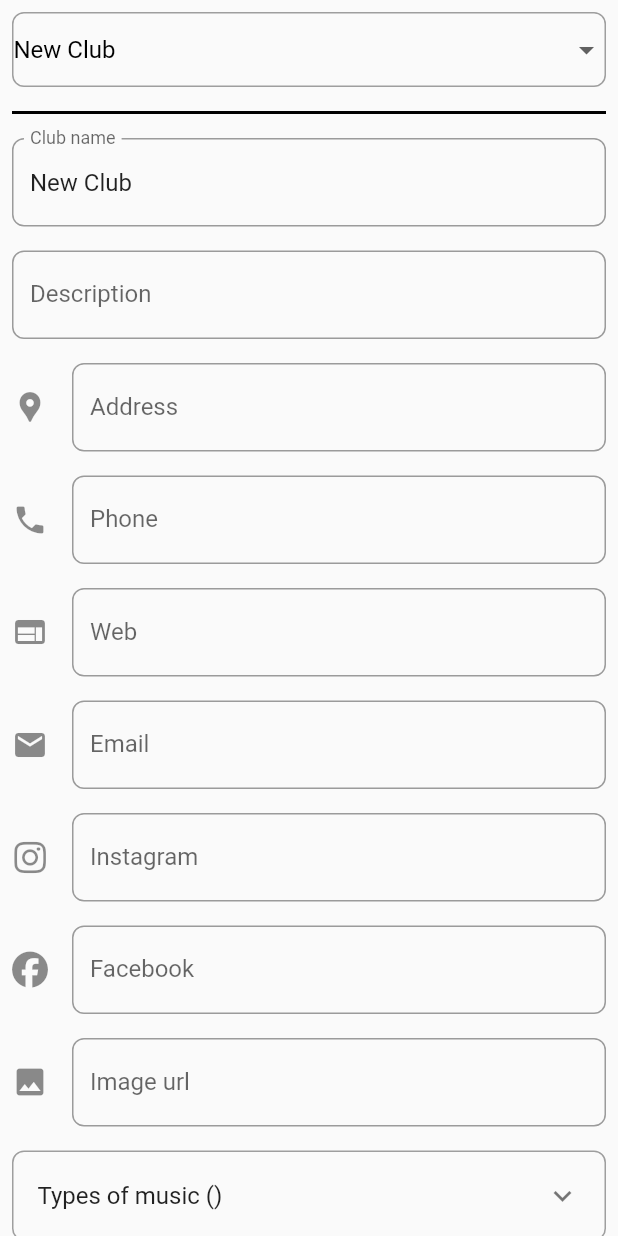
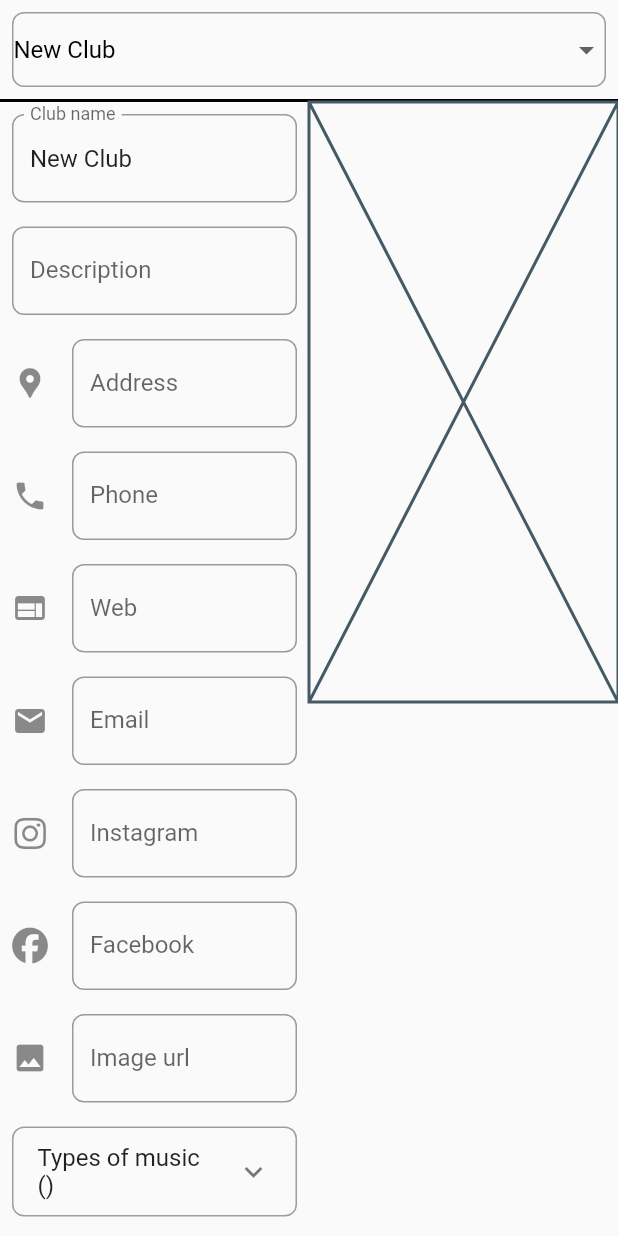
Before and after one commit to kfranic1/Nightlife, a Flutter app: the AdminPage widget shown alone on an empty page, opened directly, on a phone screen of 412 x 824 dp. Run offline on Flutter 3.47's test engine with Material 2 defaults, Android fonts, the phone set to English and light mode, and no system bars; our stand-ins replace cached_network_image, cloud_firestore, firebase_core, font_awesome_flutter, url_strategy; accounts and stored records are empty; statements that could not run were skipped.

Commit message:
Refactor admin page
Make review page a part of admin page

```diff
--- a/lib/model/review.dart
+++ b/lib/model/review.dart
@@ -4,7 +4,7 @@ import '../enums/aspect.dart';
 
 class Review {
   DateTime date = DateTime.now();
-  Map<Aspect, AspectReview> aspectReviews = {for (var element in Aspect.values) element: AspectReview(description: '', score: 1)};
+  Map<Aspect, AspectReview> aspectReviews = {for (var element in Aspect.values) element: AspectReview(description: '', score: 0)};
 
   double get score => aspectReviews.values.fold<double>(0, (previousValue, element) => previousValue + element.score) / Aspect.values.length;
 
--- /dev/null
+++ b/lib/pages/admin_page/admin_page.dart
@@ -0,0 +1,65 @@
+import 'package:flutter/material.dart';
+import 'package:nightlife/pages/admin_page/reviewPage/review_page.dart';
+import 'package:provider/provider.dart';
+
+import '../../enums/contact.dart';
+import '../../helpers/club_list.dart';
+import '../../model/club.dart';
+import '../../widgets/club_dropdown.dart';
+import 'club_edit_page.dart';
+
+class AdminPage extends StatefulWidget {
+  const AdminPage({super.key});
+
+  @override
+  State<AdminPage> createState() => _AdminPageState();
+}
+
+class _AdminPageState extends State<AdminPage> {
+  Club _club = Club(
+    id: '',
+    name: 'New Club',
+    description: '',
+    location: '',
+    typeOfMusic: [],
+    contacts: {for (var element in Contact.values) element: null},
+    review: null,
+    imageUrl: '',
+  );
+
+  late List<Club> clubs;
+  late List<bool> typeOfMusicSelected;
+  @override
+  void initState() {
+    super.initState();
+    clubs = List.from(context.read<ClubList>().clubs);
+    clubs.add(_club);
+  }
+
+  @override
+  Widget build(BuildContext context) {
+    return ListView(
+      children: [
+        Padding(
+          padding: const EdgeInsets.all(8.0),
+          child: ClubDropdown(
+            club: _club,
+            clubs: clubs,
+            onChanged: (Club? club) => setState(() => _club = club!),
+          ),
+        ),
+        const Divider(height: 2, thickness: 2, color: Colors.black),
+        Provider.value(
+          value: _club,
+          child: Row(
+            crossAxisAlignment: CrossAxisAlignment.start,
+            children: const [
+              Expanded(child: ClubEditPage()),
+              Expanded(child: ReviewPage()),
+            ],
+          ),
+        ),
+      ],
+    );
+  }
+}
--- a/lib/pages/admin_page.dart
+++ b/lib/pages/admin_page/club_edit_page.dart
@@ -1,63 +1,36 @@
-
 import 'package:flutter/material.dart';
 import 'package:nightlife/enums/contact.dart';
 import 'package:nightlife/extensions/list_extension.dart';
-import 'package:nightlife/helpers/club_list.dart';
 import 'package:nightlife/helpers/default_box_decoration.dart';
-import 'package:nightlife/widgets/club_dropdown.dart';
+import 'package:nightlife/pages/admin_page/form_button.dart';
 import 'package:provider/provider.dart';
 
-import '../enums/type_of_music.dart';
-import '../helpers/club_text_field.dart';
-import '../model/club.dart';
+import '../../enums/type_of_music.dart';
+import '../../helpers/club_text_field.dart';
+import '../../model/club.dart';
 
-class AdminPage extends StatefulWidget {
-  const AdminPage({super.key});
+class ClubEditPage extends StatefulWidget {
+  const ClubEditPage({super.key});
 
   @override
-  State<AdminPage> createState() => _AdminPageState();
+  State<ClubEditPage> createState() => _ClubEditPageState();
 }
 
-class _AdminPageState extends State<AdminPage> {
+class _ClubEditPageState extends State<ClubEditPage> {
   final _formKey = GlobalKey<FormState>();
   bool loading = false;
-  Club _club = Club(
-    id: '',
-    name: 'New Club',
-    description: '',
-    location: '',
-    typeOfMusic: [],
-    contacts: {for (var element in Contact.values) element: null},
-    review: null,
-    imageUrl: '',
-  );
 
-  late List<Club> clubs;
   late List<bool> typeOfMusicSelected;
-
-  @override
-  void initState() {
-    super.initState();
-    clubs = List.from(context.read<ClubList>().clubs);
-    clubs.add(_club);
-  }
+  late Club _club;
 
   @override
   Widget build(BuildContext context) {
+    _club = context.watch<Club>();
     typeOfMusicSelected = TypeOfMusic.values.map((type) => _club.typeOfMusic.contains(type)).toList();
     return Form(
       key: _formKey,
-      child: ListView(
+      child: Column(
         children: [
-          ClubDropdown(
-            club: _club,
-            clubs: clubs,
-            onChanged: (Club? club) => setState(() {
-              _formKey.currentState!.reset();
-              _club = club!;
-            }),
-          ),
-          const Divider(height: 2, thickness: 2, color: Colors.black),
           ClubTextField(
             labelText: "Club name",
             initialValue: _club.name,
@@ -140,27 +113,14 @@ class _AdminPageState extends State<AdminPage> {
               }).toList(),
             ),
           ),
-          ElevatedButton(
-            onPressed: loading
-                ? null
-                : () async {
-                    setState(() => loading = true);
-                    if (_formKey.currentState!.validate()) {
-                      _formKey.currentState!.save();
-                      try {
-                        if (_club.id.isEmpty)
-                          await Club.createClub(_club);
-                        else
-                          await Club.updateClub(_club);
-                        if (context.mounted) ScaffoldMessenger.of(context).showSnackBar(const SnackBar(content: Text('Operation successful')));
-                      } catch (error) {
-                        ScaffoldMessenger.of(context).showSnackBar(SnackBar(content: Text('An error occurred: ${error.toString()}')));
-                      }
-                    }
-                    setState(() => loading = false);
-                  },
-            child: loading ? const CircularProgressIndicator() : const Text("Save"),
-          ),
+          FormButton(
+              formStateKey: _formKey,
+              action: () async {
+                if (_club.id.isEmpty)
+                  await Club.createClub(_club);
+                else
+                  await Club.updateClub(_club);
+              }),
         ].addPadding(),
       ),
     );
--- /dev/null
+++ b/lib/pages/admin_page/form_button.dart
@@ -0,0 +1,41 @@
+import 'package:flutter/material.dart';
+
+class FormButton extends StatefulWidget {
+  const FormButton({super.key, required GlobalKey<FormState> formStateKey, required Future<void> Function() action})
+      : _formStateKey = formStateKey,
+        _action = action;
+
+  final GlobalKey<FormState> _formStateKey;
+  final Future<void> Function() _action;
+
+  @override
+  State<FormButton> createState() => _FormButtonState();
+}
+
+class _FormButtonState extends State<FormButton> {
+  bool loading = false;
+  @override
+  Widget build(BuildContext context) {
+    return ElevatedButton(
+      style: ElevatedButton.styleFrom(
+        backgroundColor: Colors.green, // Background color
+      ),
+      onPressed: loading
+          ? null
+          : () async {
+              setState(() => loading = true);
+              if (widget._formStateKey.currentState!.validate()) {
+                widget._formStateKey.currentState!.save();
+                try {
+                  await widget._action.call();
+                  if (context.mounted) ScaffoldMessenger.of(context).showSnackBar(const SnackBar(content: Text('Operation successful')));
+                } catch (error) {
+                  ScaffoldMessenger.of(context).showSnackBar(SnackBar(content: Text('An error occurred: ${error.toString()}')));
+                }
+              }
+              setState(() => loading = false);
+            },
+      child: loading ? const CircularProgressIndicator() : const Text("Save"),
+    );
+  }
+}
--- a/lib/pages/reviewPage/review_field.dart
+++ b/lib/pages/admin_page/reviewPage/review_field.dart
@@ -2,8 +2,8 @@ import 'package:flutter/material.dart';
 import 'package:nightlife/helpers/default_box_decoration.dart';
 import 'package:nightlife/widgets/score_indicator.dart';
 
-import '../../enums/aspect.dart';
-import '../../model/review.dart';
+import '../../../enums/aspect.dart';
+import '../../../model/review.dart';
 
 class ReviewField extends StatefulWidget {
   const ReviewField({super.key, required Review review, required Aspect aspect})
--- /dev/null
+++ b/lib/pages/admin_page/reviewPage/review_page.dart
@@ -0,0 +1,69 @@
+import 'package:flutter/material.dart';
+import 'package:nightlife/extensions/list_extension.dart';
+import 'package:provider/provider.dart';
+
+import '../../../model/club.dart';
+import '../../../model/review.dart';
+import '../form_button.dart';
+import 'review_field.dart';
+
+class ReviewPage extends StatefulWidget {
+  const ReviewPage({super.key});
+
+  @override
+  State<ReviewPage> createState() => _ReviewPageState();
+}
+
+class _ReviewPageState extends State<ReviewPage> {
+  final GlobalKey<FormState> _formStateKey = GlobalKey<FormState>();
+  ValueKey<int> _formKey = const ValueKey<int>(0);
+  late Review _review;
+  late Club _club;
+
+  @override
+  Widget build(BuildContext context) {
+    _formKey = ValueKey<int>(_formKey.value + 1);
+    _club = context.watch<Club>();
+    if (_club.id.isEmpty) return const Placeholder();
+    _review = Review.from(_club.review ?? Review.empty());
+    return Form(
+      key: _formStateKey,
+      child: Column(
+        key: _formKey,
+        children: <Widget>[
+          reviewFields(),
+          Padding(
+            padding: const EdgeInsets.all(8.0),
+            child: Row(
+              children: [
+                discardButton(),
+                const SizedBox(width: 10),
+                Expanded(child: FormButton(formStateKey: _formStateKey, action: () async => await _club.updateReview(_review))),
+              ],
+            ),
+          ),
+        ],
+      ),
+    );
+  }
+
+  Widget discardButton() {
+    return ElevatedButton(
+      onPressed: () => setState(() {
+        _review = Review.from(_club.review ?? Review.empty());
+      }),
+      child: const Text('Discard changes'),
+    );
+  }
+
+  Widget reviewFields() {
+    return Column(
+      children: _review.aspectReviews.entries
+          .toList()
+          .rearrange((p0, p1) => p0.toString().compareTo(p1.toString()))
+          .map((entry) => ReviewField(review: _review, aspect: entry.key))
+          .toList()
+          .addPadding(),
+    );
+  }
+}
--- a/lib/routing/routes.dart
+++ b/lib/routing/routes.dart
@@ -2,10 +2,8 @@ abstract class Routes {
   static const String home = "";
   static const String club = "club";
   static const String admin = "admin";
-  static const String review = "review";
 
   void goToHome() {}
   void goToClub(Map<String, String> params) {}
   void goToAdmin(Map<String, String> params) {}
-  void goToReview(Map<String, String> params) {}
 }
```
Also changed, not shown: lib/pages/reviewPage/review_page.dart (deleted, +0 -134 lines), lib/routing/custom_router_delegate.dart (+1 -10 lines).
